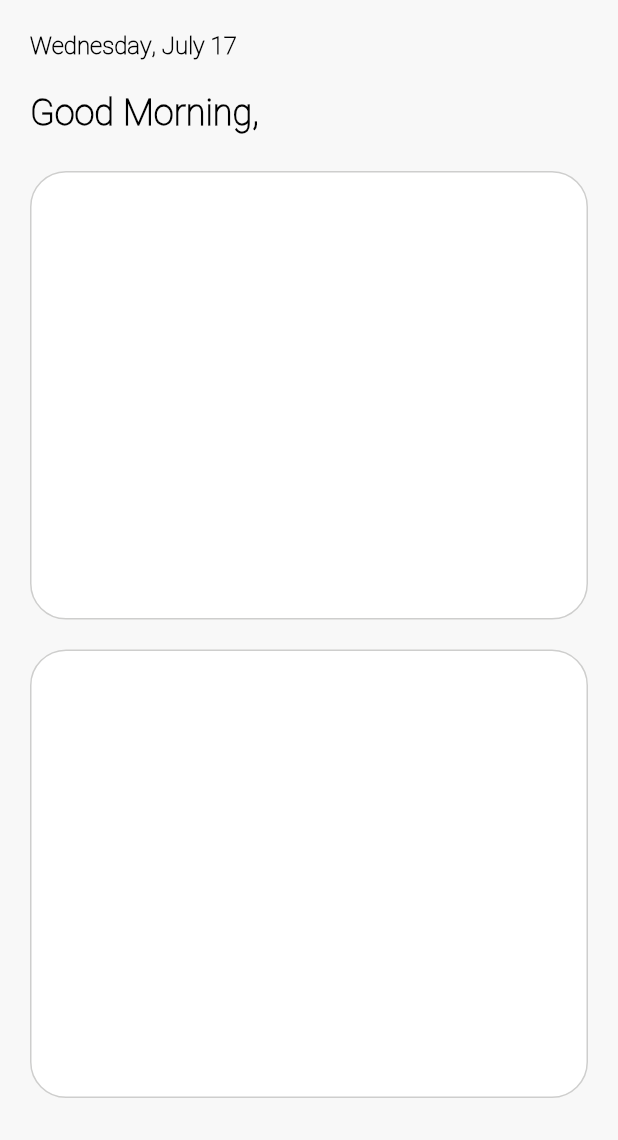
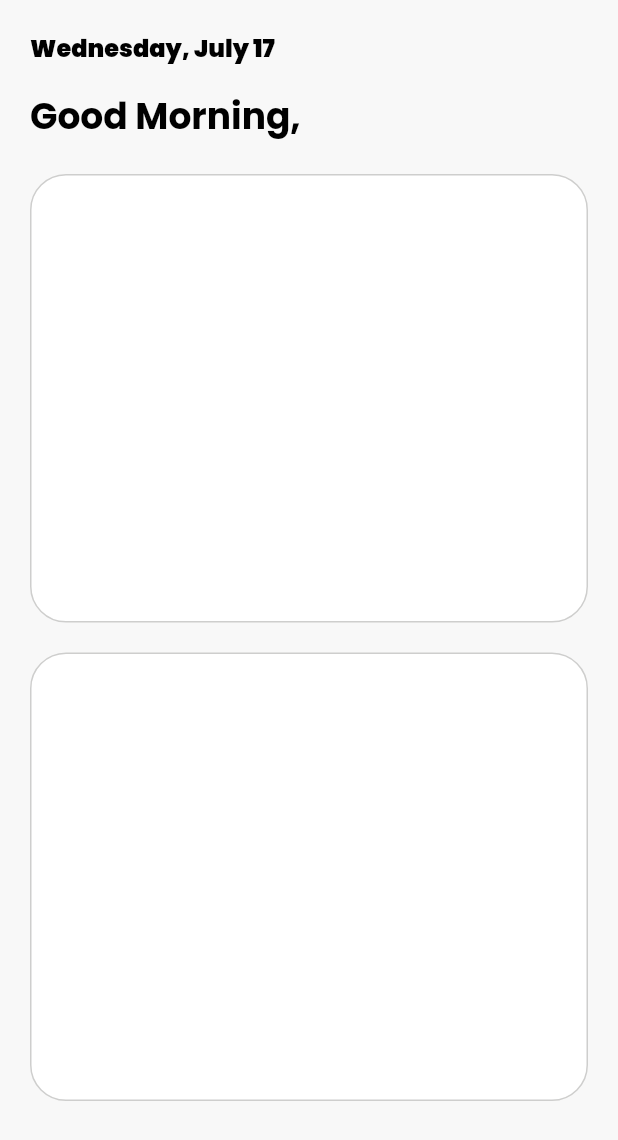
Before and after one commit to Jay-At-Bosc/clockies, a Flutter app: the HomeWidget screen opened directly, on a phone screen of 412 x 824 dp. Shown: the top 1140 px of the screen. Run offline on Flutter 3.47's test engine with Material 3 defaults, Android fonts, the phone set to English and light mode, and no system bars; our stand-ins replace auto_size_text, data_table_2, dropdown_button2, easy_debounce, equatable, font_awesome_flutter and 8 more; missing offline and left inert: aligned_dialog, json_path, mime_type; accounts and stored records are empty; key blocks and very long unbroken strings in the code were emptied for the run.

Commit message:
Updating to latest FlutterFlow output.

```diff
--- a/lib/flutter_flow/custom_functions.dart
+++ b/lib/flutter_flow/custom_functions.dart
@@ -136,3 +136,23 @@ String selectGreetings(DateTime currentTime) {
     return "Good Evening, ";
   }
 }
+
+String capitalizeFirstWord(String input) {
+  // Trim the input to remove leading and trailing spaces
+  input = input.trim();
+
+  // Split the input string by spaces into a list of words
+  List<String> words = input.split(' ');
+
+  // Find the first non-empty word
+  String firstWord =
+      words.firstWhere((word) => word.isNotEmpty, orElse: () => '');
+
+  // Capitalize the first letter of the first non-empty word
+  if (firstWord.isNotEmpty) {
+    return firstWord[0].toUpperCase() + firstWord.substring(1).toLowerCase();
+  }
+
+  // Return an empty string if no valid words are found
+  return '';
+}
--- a/lib/new_clockies/home/home_widget.dart
+++ b/lib/new_clockies/home/home_widget.dart
@@ -63,27 +63,27 @@ class _HomeWidgetState extends State<HomeWidget> {
                           alignment: const AlignmentDirectional(-1.0, -1.0),
                           child: Text(
                             dateTimeFormat('MMMMEEEEd', getCurrentTimestamp),
+                            maxLines: 1,
                             style: FlutterFlowTheme.of(context)
                                 .headlineSmall
                                 .override(
-                                  fontFamily: 'Araboto',
+                                  fontFamily: 'Poppins',
                                   letterSpacing: 0.0,
                                   fontWeight: FontWeight.w900,
-                                  useGoogleFonts: false,
                                 ),
                           ),
                         ),
                         Align(
                           alignment: const AlignmentDirectional(-1.0, 0.0),
                           child: Text(
-                            '${functions.selectGreetings(getCurrentTimestamp)}${FFAppState().user.userName}',
+                            '${functions.selectGreetings(getCurrentTimestamp)}${functions.capitalizeFirstWord(FFAppState().user.userName)}',
+                            textAlign: TextAlign.start,
                             maxLines: 1,
                             style: FlutterFlowTheme.of(context)
                                 .headlineLarge
                                 .override(
-                                  fontFamily: 'Araboto',
+                                  fontFamily: 'Poppins',
                                   letterSpacing: 0.0,
-                                  useGoogleFonts: false,
                                 ),
                           ),
                         ),
```
Also changed, not shown: assets/fonts/Poppins-Bold.ttf (added), assets/fonts/Poppins-SemiBold.ttf (added).
